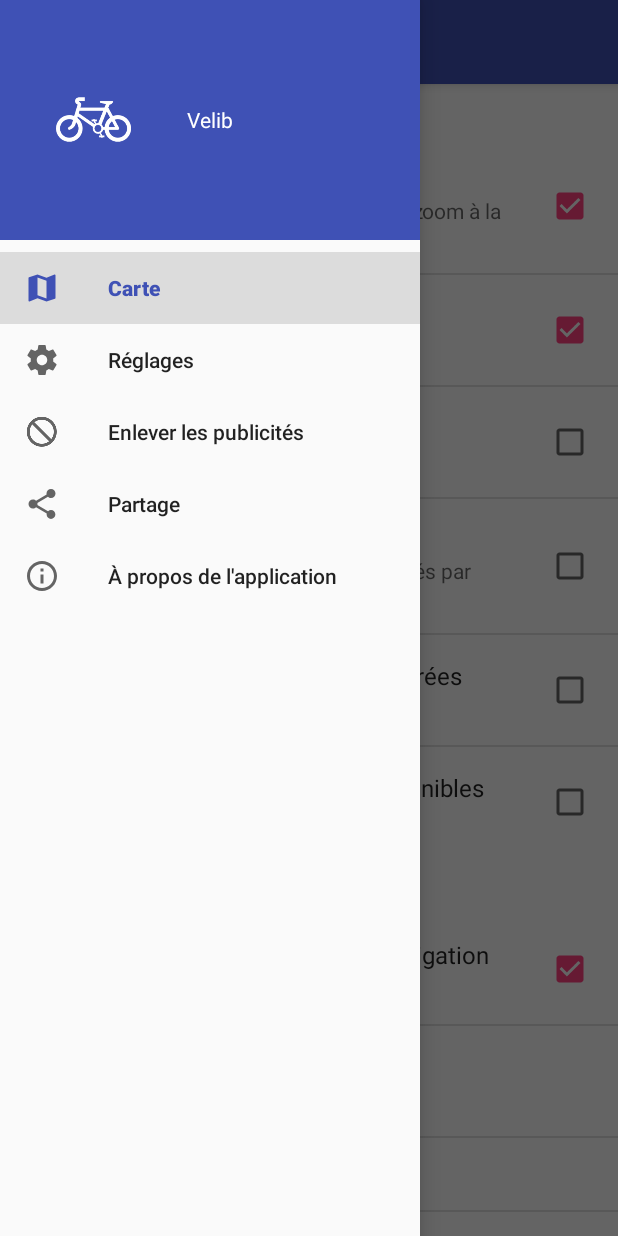
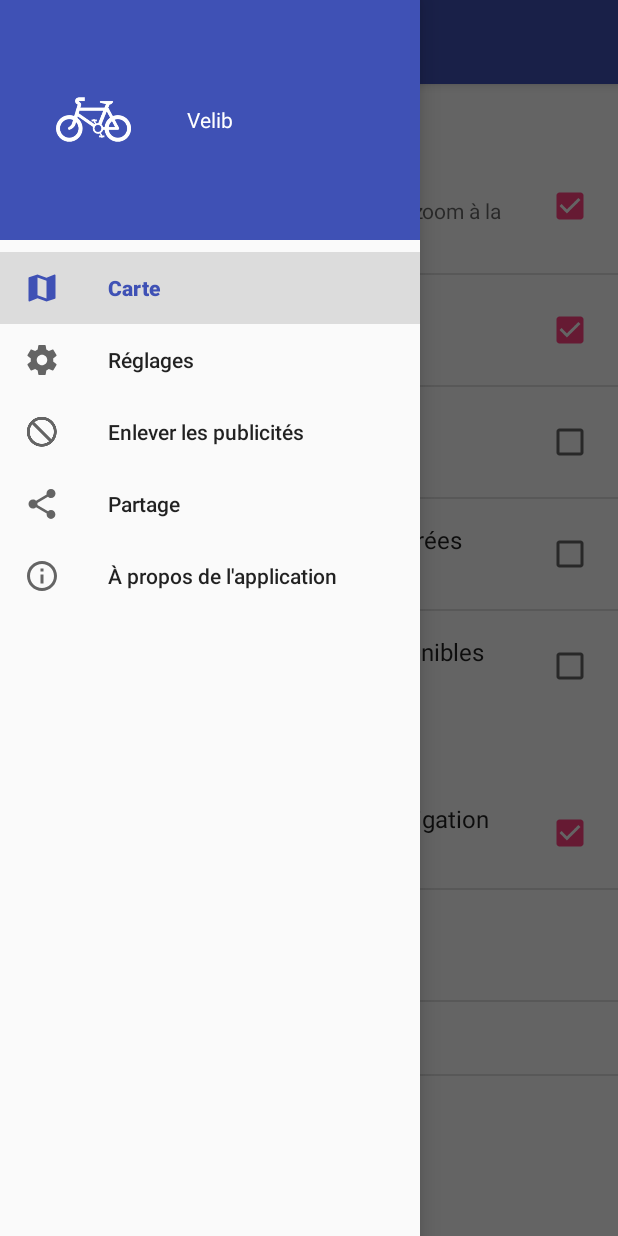
Before and after one commit to systemallica/Velib, an Android app: the fragment SettingsFragment placed in its activity, with the side drawer open, on a phone screen of 412 x 824 dp. Run offline under Robolectric (Android 15) with nearby library versions, the phone set to English and light mode, and no system bars; our stand-ins replace AdMob, ButterKnife; libraries missing offline, so code that uses them is left out: com.example.android, com.google.maps.android; 2 statements that could not run were skipped.

Commit message:
General preparations.

```diff
--- a/app/src/main/java/com/systemallica/velib/Fragments/MainFragment.java
+++ b/app/src/main/java/com/systemallica/velib/Fragments/MainFragment.java
@@ -5,11 +5,8 @@ import android.app.Fragment;
 import android.content.Context;
 import android.content.SharedPreferences;
 import android.content.pm.PackageManager;
-import android.graphics.Bitmap;
-import android.graphics.BitmapFactory;
 import android.graphics.Typeface;
 import android.graphics.drawable.Drawable;
-import android.os.AsyncTask;
 import android.os.Build;
 import android.os.Bundle;
 import android.support.annotation.NonNull;
@@ -35,7 +32,6 @@ import com.google.android.gms.maps.model.LatLng;
 import com.google.android.gms.maps.model.Marker;
 import com.google.maps.android.geojson.GeoJsonFeature;
 import com.google.maps.android.geojson.GeoJsonLayer;
-import com.google.maps.android.geojson.GeoJsonLineStringStyle;
 import com.google.maps.android.geojson.GeoJsonPoint;
 import com.google.maps.android.geojson.GeoJsonPointStyle;
 import com.systemallica.velib.PrivateInfo;
@@ -69,15 +65,15 @@ public class MainFragment extends Fragment implements OnMapReadyCallback {
     int locationRequestCode = 1;
     boolean stationsLayer = true;
     boolean onFoot = true;
-    private GeoJsonLayer lanes = null;
+    //private GeoJsonLayer lanes = null;
     private View view;
     double longitude;
     double latitude;
     private GoogleMap mMap;
     private Context context;
 
-    @BindView(R.id.btnLanesToggle)
-    Button btnLanesToggle;
+    //@BindView(R.id.btnLanesToggle)
+    //Button btnLanesToggle;
     @BindView(R.id.btnStationsToggle)
     Button btnStationsToggle;
     @BindView(R.id.btnOnFootToggle)
@@ -119,8 +115,8 @@ public class MainFragment extends Fragment implements OnMapReadyCallback {
     public void onMapReady(GoogleMap googleMap) {
 
         // Load icons
-        final Drawable myDrawableLaneOn = ContextCompat.getDrawable(context, R.drawable.ic_road_variant_black_24dp);
-        final Drawable myDrawableLaneOff = ContextCompat.getDrawable(context, R.drawable.ic_road_variant_off_black_24dp);
+        //final Drawable myDrawableLaneOn = ContextCompat.getDrawable(context, R.drawable.ic_road_variant_black_24dp);
+        //final Drawable myDrawableLaneOff = ContextCompat.getDrawable(context, R.drawable.ic_road_variant_off_black_24dp);
         // Map settings
         UiSettings mapSettings;
         // GPS object
@@ -305,7 +301,7 @@ public class MainFragment extends Fragment implements OnMapReadyCallback {
         final Drawable myDrawableStationsOff = ContextCompat.getDrawable(context, R.drawable.ic_map_marker_off_black_24dp);
         final Drawable myDrawableFavOn = ContextCompat.getDrawable(context, R.drawable.ic_star_black_24dp);
         final Drawable myDrawableFavOff = ContextCompat.getDrawable(context, R.drawable.ic_star_outline_black_24dp);
-        final Drawable myDrawableLaneOn = ContextCompat.getDrawable(context, R.drawable.ic_road_variant_black_24dp);
+        //final Drawable myDrawableLaneOn = ContextCompat.getDrawable(context, R.drawable.ic_road_variant_black_24dp);
 
         if(getActivity() != null && isAdded()) {
             getActivity().runOnUiThread(new Runnable() {
@@ -313,7 +309,7 @@ public class MainFragment extends Fragment implements OnMapReadyCallback {
                     // Get user preferences
                     boolean showAvailable = settings.getBoolean("showAvailable", false);
                     boolean showFavorites = settings.getBoolean("showFavorites", false);
-                    boolean bikeLanes = settings.getBoolean("bikeLanes", false);
+                    //boolean bikeLanes = settings.getBoolean("bikeLanes", false);
                     boolean lastUpdated = settings.getBoolean("lastUpdated", true);
                     // Create empty GeoJsonLayer
                     JSONObject dummy = new JSONObject();
--- a/app/src/main/java/com/systemallica/velib/MainActivity.java
+++ b/app/src/main/java/com/systemallica/velib/MainActivity.java
@@ -456,7 +456,7 @@ public class MainActivity extends AppCompatActivity
         final OkHttpClient client = new OkHttpClient();
 
         Request request = new Request.Builder()
-                .url("https://raw.githubusercontent.com/systemallica/ValenBisi/master/VersionCode")
+                .url("https://raw.githubusercontent.com/systemallica/Velib/master/VersionCode")
                 .build();
 
         client.newCall(request).enqueue(new Callback() {
--- a/app/src/main/res/layout/fragment_main.xml
+++ b/app/src/main/res/layout/fragment_main.xml
@@ -21,7 +21,7 @@
         android:layout_alignParentTop="true"
         android:layout_alignParentStart="true" />
 
-    <Button
+    <!--<Button
         android:id="@+id/btnLanesToggle"
         android:layout_width="45dp"
         android:layout_height="wrap_content"
@@ -33,7 +33,7 @@
         android:layout_alignBaseline="@+id/btnStationsToggle"
         android:layout_alignBottom="@+id/btnStationsToggle"
         android:layout_marginStart="10dp"
-        />
+        />-->
 
     <Button
         android:id="@+id/btnStationsToggle"
@@ -46,7 +46,7 @@
         android:paddingEnd="10dp"
         android:layout_alignBaseline="@+id/btnOnFootToggle"
         android:layout_alignBottom="@+id/btnOnFootToggle"
-        android:layout_toEndOf="@+id/btnLanesToggle" />
+        android:layout_marginStart="10dp" />
 
     <Button
         android:id="@+id/btnOnFootToggle"
--- a/app/src/main/res/xml/fragment_settings.xml
+++ b/app/src/main/res/xml/fragment_settings.xml
@@ -30,13 +30,13 @@
             android:summaryOn="@string/pref_mapView_summary_on"
             android:defaultValue="false" />
 
-        <CheckBoxPreference
+        <!--<CheckBoxPreference
 
             android:key="bikeLanes"
             android:title="@string/bikeLanes"
             android:summaryOff="@string/pref_bikeLanes_summary_off"
             android:summaryOn="@string/pref_bikeLanes_summary_on"
-            android:defaultValue="false" />
+            android:defaultValue="false" />-->
 
         <CheckBoxPreference
 
```
Also changed, not shown: app/src/main/java/com/systemallica/velib/Fragments/SettingsFragment.java (+15 -15 lines), 2 other files.
